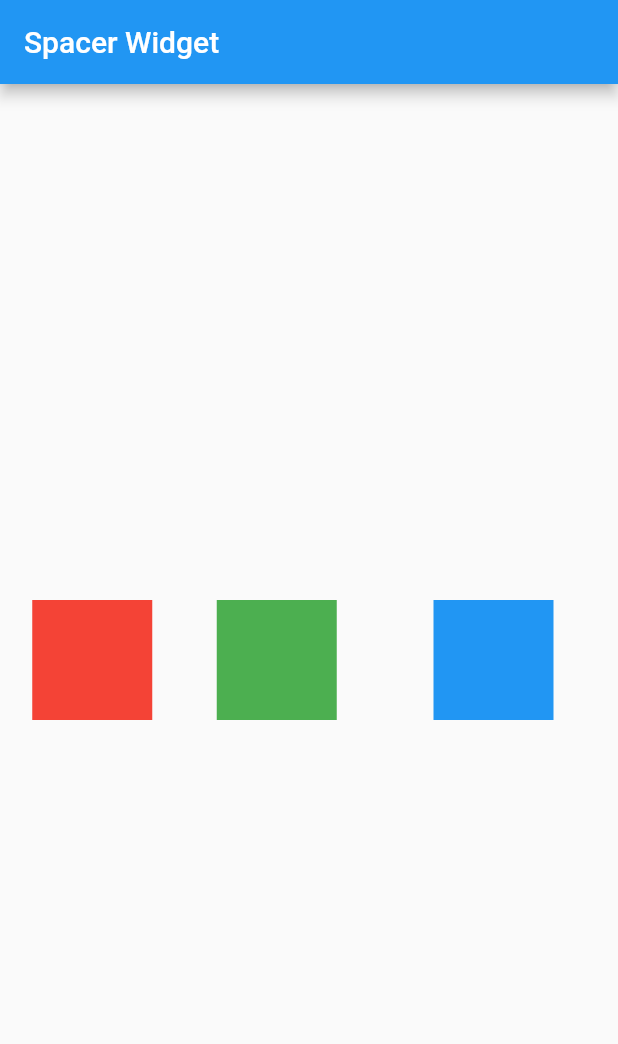
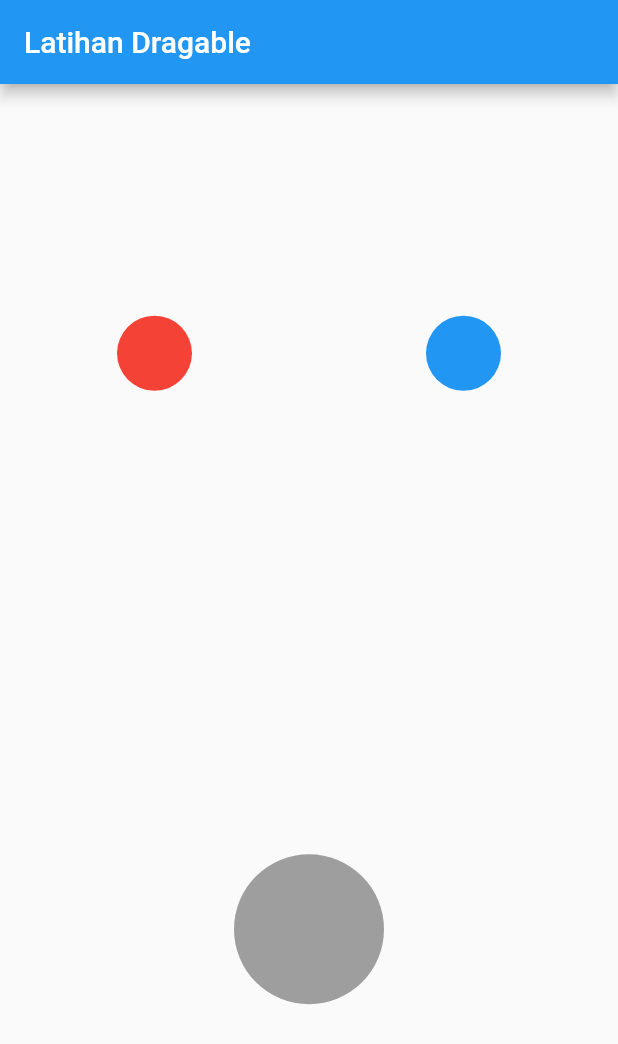
Before and after one commit to askaerlangga/belajar_flutter_dasar, a Flutter app: the screen it shows after launch, on a phone screen of 412 x 824 dp. Shown: the top 1044 px of the screen. Run offline on Flutter 3.47's test engine with Material 2 defaults, Android fonts, the phone set to English and light mode, and no system bars.

Commit message:
Draggable, DragTarget, SizedBox, Material

```diff
--- a/lib/main.dart
+++ b/lib/main.dart
@@ -4,29 +4,107 @@ import 'package:flutter/material.dart';
 void main() {
   runApp(const MyApp());
 }
-class MyApp extends StatelessWidget {
-  const MyApp({ Key? key }) : super(key: key);
 
+class MyApp extends StatefulWidget {
+  const MyApp({Key? key}) : super(key: key);
+
+  @override
+  _MyAppState createState() => _MyAppState();
+}
+
+class _MyAppState extends State<MyApp> {
+  Color color1 = Colors.red;
+  Color color2 = Colors.blue;
+  Color? warnaTarget;
+  bool terima = false;
   @override
   Widget build(BuildContext context) {
     return MaterialApp(
       home: Scaffold(
-        appBar: AppBar(title: Text('Spacer Widget')),
-        body: Center(
-          child: Row(
-            // mainAxisAlignment: MainAxisAlignment.spaceEvenly,
+          appBar: AppBar(title: const Text('Latihan Dragable')),
+          body: Column(
+            mainAxisAlignment: MainAxisAlignment.spaceAround,
             children: <Widget>[
-              Spacer(flex: 1,),
-              Container(width: 80, height: 80, color: Colors.red),
-              Spacer(flex: 2,),
-              Container(width: 80, height: 80, color: Colors.green),
-              Spacer(flex: 3,),
-              Container(width: 80, height: 80, color: Colors.blue),
-              Spacer(flex: 2,),
+              Row(
+                mainAxisAlignment: MainAxisAlignment.spaceAround,
+                children: <Widget>[
+                  Draggable<Color>(
+                    data: color1,
+                    child: SizedBox(
+                        width: 50,
+                        height: 50,
+                        child: Material(
+                          color: color1,
+                          shape: StadiumBorder(),
+                        )),
+                    childWhenDragging: SizedBox(
+                        width: 50,
+                        height: 50,
+                        child: Material(
+                          color: Colors.grey,
+                          shape: StadiumBorder(),
+                        )),
+                    feedback: SizedBox(
+                        width: 50,
+                        height: 50,
+                        child: Material(
+                          color: color1,
+                          shape: StadiumBorder(),
+                        )),
+                  ),
+                  Draggable<Color>(
+                    data: color2,
+                    child: SizedBox(
+                        width: 50,
+                        height: 50,
+                        child: Material(
+                          color: color2,
+                          shape: StadiumBorder(),
+                        )),
+                    childWhenDragging: SizedBox(
+                        width: 50,
+                        height: 50,
+                        child: Material(
+                          color: Colors.grey,
+                          shape: StadiumBorder(),
+                        )),
+                    feedback: SizedBox(
+                        width: 50,
+                        height: 50,
+                        child: Material(
+                          color: color2,
+                          shape: StadiumBorder(),
+                        )),
+                  ),
+                ],
+              ),
+              DragTarget<Color>(
+                onWillAccept: (value) => true,
+                onAccept: (value) {
+                  terima = true;
+                  warnaTarget = value;
+                },
+                builder: (context, candidates, rejected) {
+                  return (terima)
+                      ? SizedBox(
+                          width: 100,
+                          height: 100,
+                          child: Material(
+                            color: warnaTarget,
+                            shape: StadiumBorder(),
+                          ))
+                      : SizedBox(
+                          width: 100,
+                          height: 100,
+                          child: Material(
+                            color: Colors.grey,
+                            shape: StadiumBorder(),
+                          ));
+                },
+              ),
+
             ],
-          ),
-        ),
-      ),
+          )),
     );
   }
 }
```
